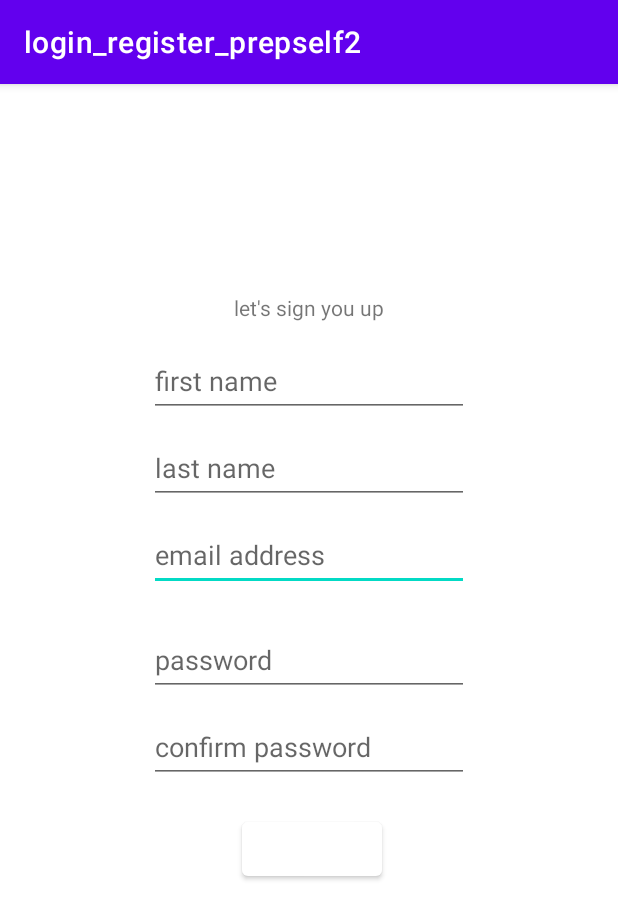
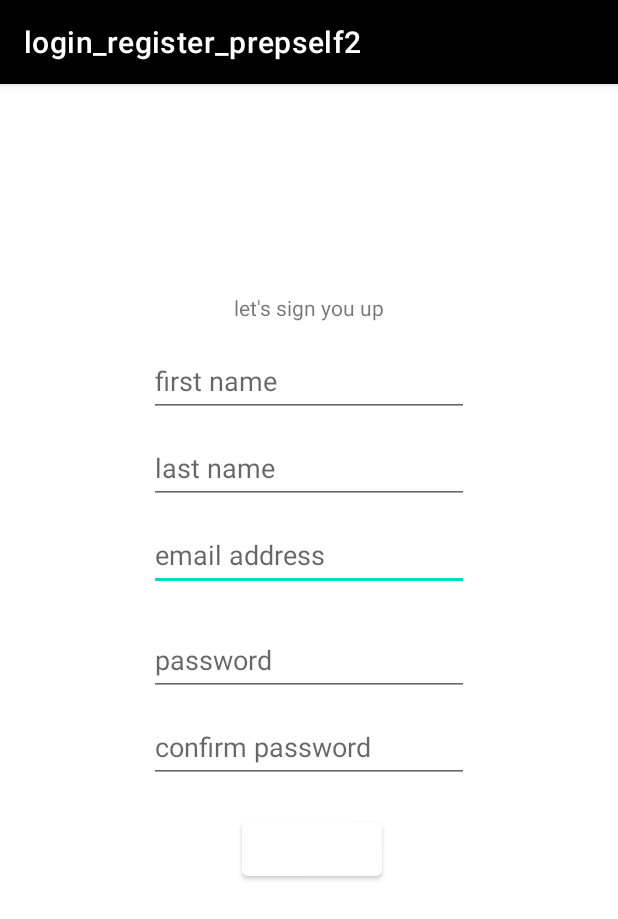
Before and after one commit to Wirstblase/login_register_prepself2, an Android app: the screen it shows after launch (MainActivity), on a phone screen of 412 x 824 dp. Shown: the top 919 px of the screen. Run offline under Robolectric (Android 15) with nearby library versions, the phone set to English and light mode, and no system bars; pictures from the network do not load.

Commit message:
edit after merge 2

```diff
--- a/app/src/main/java/com/wirstblase/login_register_prepself2/ChecklistActivity.kt
+++ b/app/src/main/java/com/wirstblase/login_register_prepself2/ChecklistActivity.kt
@@ -47,7 +47,7 @@ class ChecklistActivity : AppCompatActivity() {
         startActivity(intent)
     }
     fun openDiscoveryActivity() {
-        val intent = Intent(this, MainActivity::class.java)
+        val intent = Intent(this, MainScreenActivity::class.java)
         startActivity(intent)
     }
 }
--- a/app/src/main/java/com/wirstblase/login_register_prepself2/Fridge.kt
+++ b/app/src/main/java/com/wirstblase/login_register_prepself2/Fridge.kt
@@ -45,7 +45,7 @@ class Fridge : AppCompatActivity() {
         finish();
     }
     fun openDiscoveryActivity() {
-        val intent = Intent(this, MainActivity::class.java)
+        val intent = Intent(this, MainScreenActivity::class.java)
         startActivity(intent)
         finish();
     }
--- a/app/src/main/java/com/wirstblase/login_register_prepself2/MainActivity.kt
+++ b/app/src/main/java/com/wirstblase/login_register_prepself2/MainActivity.kt
@@ -178,7 +178,7 @@ class MainActivity : AppCompatActivity() {
         switchToLoginBtn.setOnClickListener{
 
             startActivity(
-                Intent(this@MainActivity, test::class.java),
+                Intent(this@MainActivity, MainScreenActivity::class.java),
                 ActivityOptions.makeSceneTransitionAnimation(this).toBundle())
 
         }
--- a/app/src/main/java/com/wirstblase/login_register_prepself2/MainScreenActivity.kt
+++ b/app/src/main/java/com/wirstblase/login_register_prepself2/MainScreenActivity.kt
@@ -1,5 +1,6 @@
 package com.wirstblase.login_register_prepself2
 
+import android.app.ActivityOptions
 import android.content.Context
 import android.content.Intent
 import android.graphics.Bitmap
@@ -135,7 +136,7 @@ class MainScreenActivity : AppCompatActivity() {
 
     fun openChecklistActivity() {
         val intent = Intent(this, ChecklistActivity::class.java)
-        startActivity(intent)
+        startActivity(intent,ActivityOptions.makeSceneTransitionAnimation(this).toBundle())
         finish();
     }
     fun openUserProfileActivity() {
@@ -147,6 +148,7 @@ class MainScreenActivity : AppCompatActivity() {
     fun openFridgeActivity() {
         val intent = Intent(this, Fridge::class.java)
         startActivity(intent)
+
         finish();
     }
     fun openRecipeListActivity() {
--- a/app/src/main/java/com/wirstblase/login_register_prepself2/RecipeList.kt
+++ b/app/src/main/java/com/wirstblase/login_register_prepself2/RecipeList.kt
@@ -53,7 +53,7 @@ class RecipeList : AppCompatActivity() {
         finish();
     }
     fun openDiscoveryActivity() {
-        val intent = Intent(this, MainActivity::class.java)
+        val intent = Intent(this, MainScreenActivity::class.java)
         startActivity(intent)
         finish();
     }
--- a/app/src/main/java/com/wirstblase/login_register_prepself2/UserProfileActivity.kt
+++ b/app/src/main/java/com/wirstblase/login_register_prepself2/UserProfileActivity.kt
@@ -36,7 +36,7 @@ class UserProfileActivity : AppCompatActivity() {
         finish();
     }
     fun openDiscoveryActivity() {
-        val intent = Intent(this, MainActivity::class.java)
+        val intent = Intent(this, MainScreenActivity::class.java)
         startActivity(intent)
     }
 
--- a/app/src/main/java/com/wirstblase/login_register_prepself2/activity_login.kt
+++ b/app/src/main/java/com/wirstblase/login_register_prepself2/activity_login.kt
@@ -105,7 +105,7 @@ class activity_login : AppCompatActivity() {
         switchToRegisterBtn.setOnClickListener{
 
             startActivity(
-                Intent(this@activity_login, MainScreenActivity::class.java),
+                Intent(this@activity_login, MainActivity::class.java),
                 ActivityOptions.makeSceneTransitionAnimation(this).toBundle())
 
         }
--- a/app/src/main/res/values/colors.xml
+++ b/app/src/main/res/values/colors.xml
@@ -1,8 +1,8 @@
 <?xml version="1.0" encoding="utf-8"?>
 <resources>
-    <color name="purple_200">#FFBB86FC</color>
-    <color name="purple_500">#FF6200EE</color>
-    <color name="purple_700">#FF3700B3</color>
+    <color name="purple_200">#000000</color>
+    <color name="purple_500">#000000</color>
+    <color name="purple_700">#000000</color>
     <color name="teal_200">#FF03DAC5</color>
     <color name="teal_700">#FF018786</color>
     <color name="black">#FF000000</color>
```
